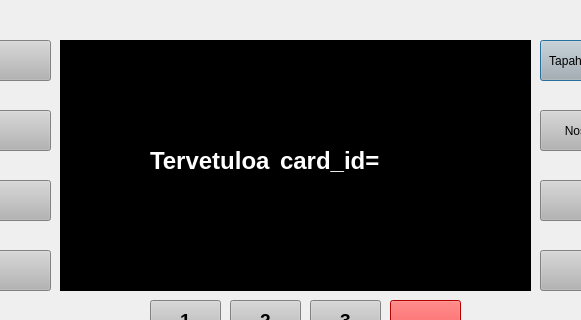
Old version of the form bank_automat/paaikkuna.ui in the repository nikopippuri/atm-project; both pictures show x 100 to 681 and y 100 to 420 of the 800 by 600 pixel window.
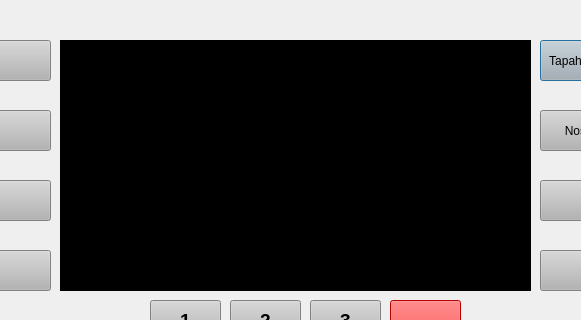
New version of the form.

What changed in the file:
```diff
--- a/bank_automat/paaikkuna.ui
+++ b/bank_automat/paaikkuna.ui
@@ -16,9 +16,9 @@
   <widget class="QLabel" name="labelUsername">
    <property name="geometry">
     <rect>
-     <x>380</x>
+     <x>180</x>
      <y>220</y>
-     <width>191</width>
+     <width>421</width>
      <height>81</height>
     </rect>
    </property>
@@ -33,7 +33,7 @@
 color: rgb(255, 255, 255);</string>
    </property>
    <property name="text">
-    <string>card_id=</string>
+    <string>&lt;html&gt;&lt;head/&gt;&lt;body&gt;&lt;p&gt;&lt;br/&gt;&lt;/p&gt;&lt;/body&gt;&lt;/html&gt;</string>
    </property>
   </widget>
   <widget class="QPushButton" name="btnFetchTransactions">
@@ -475,29 +475,6 @@
     <string>Nosto</string>
    </property>
   </widget>
-  <widget class="QLabel" name="label">
-   <property name="geometry">
-    <rect>
-     <x>250</x>
-     <y>230</y>
-     <width>141</width>
-     <height>61</height>
-    </rect>
-   </property>
-   <property name="font">
-    <font>
-     <pointsize>18</pointsize>
-     <italic>false</italic>
-     <bold>true</bold>
-    </font>
-   </property>
-   <property name="styleSheet">
-    <string notr="true">color: rgb(255, 255, 255);</string>
-   </property>
-   <property name="text">
-    <string>Tervetuloa</string>
-   </property>
-  </widget>
   <zorder>btnFetchTransactions</zorder>
   <zorder>btn0</zorder>
   <zorder>btnClear</zorder>
```
Left out of the diff: 1 changed line with no effect on the pictures.
